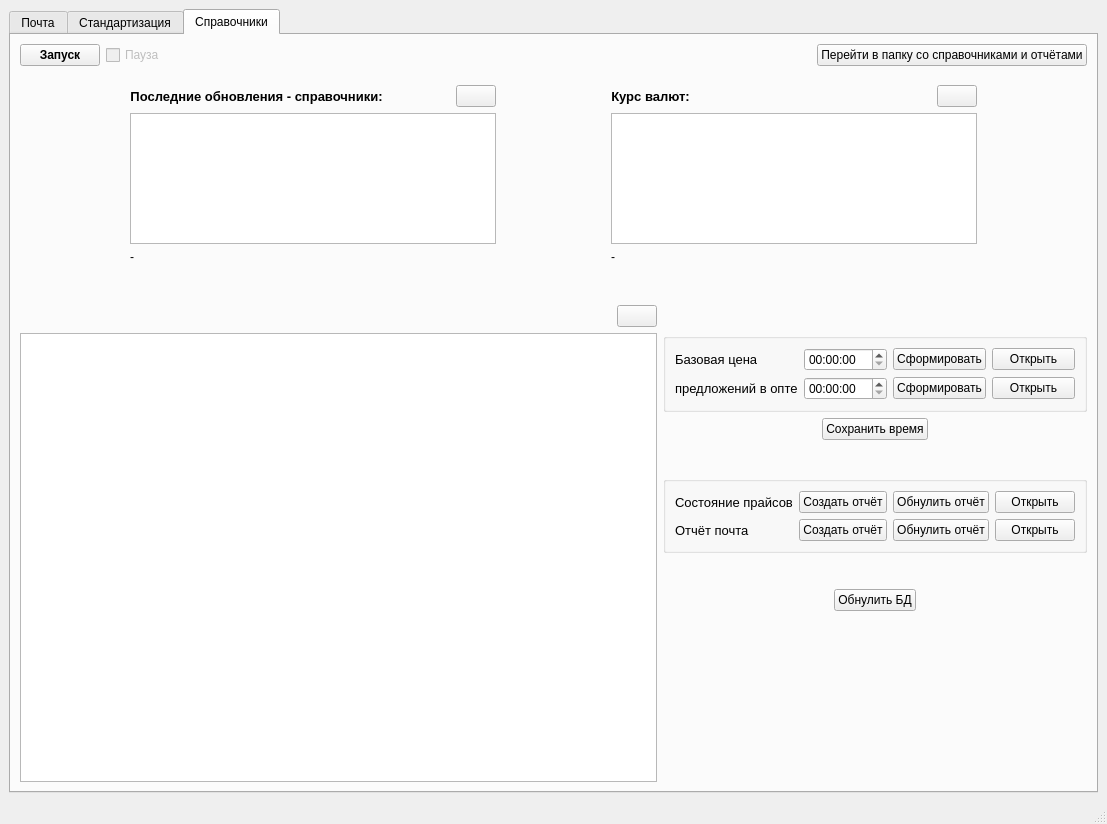
Qt form price_processing_2.ui (tmptr1/price_processing) before a commit.
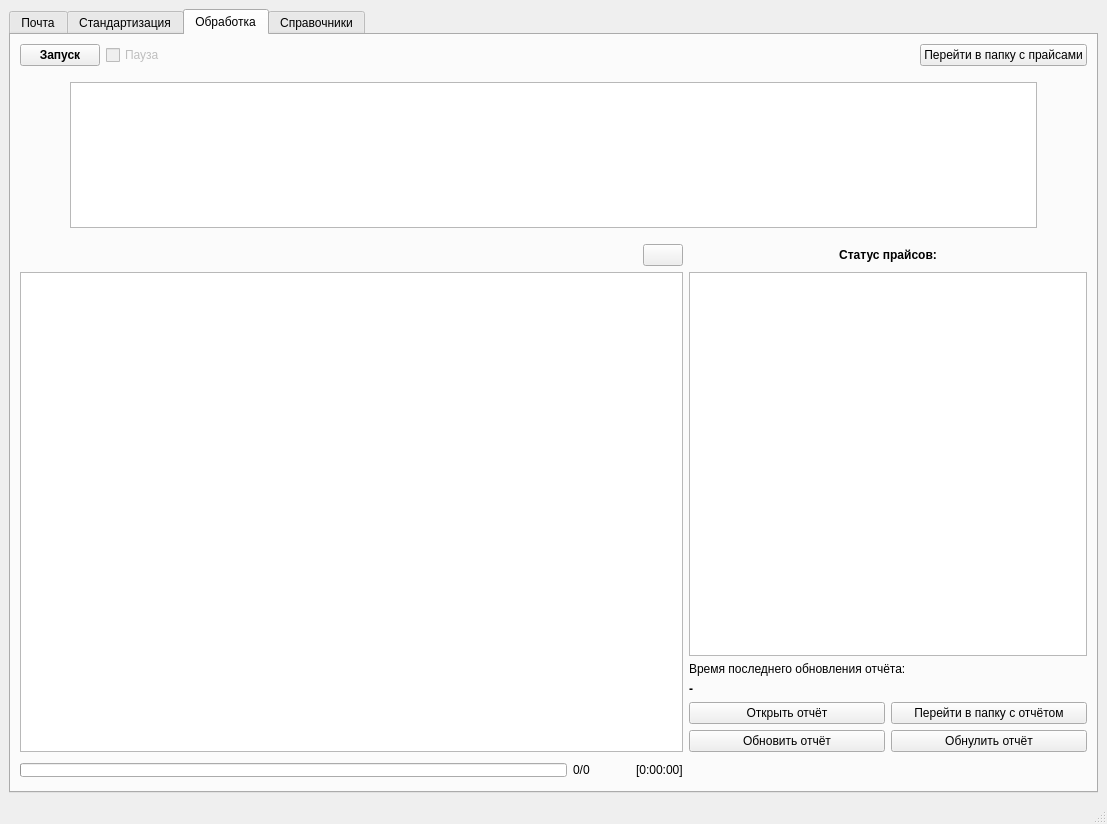
The same form after that commit. The open tabs and pages were chosen to show the change. Icons and pictures are not drawn.

Commit message: new calculate module, catalogs create methods, total csv create

Diff of the .ui file:
```diff
--- a/price_processing_2.ui
+++ b/price_processing_2.ui
@@ -683,13 +683,374 @@
         </item>
        </layout>
       </widget>
+      <widget class="QWidget" name="tab_4">
+       <attribute name="title">
+        <string>Обработка</string>
+       </attribute>
+       <layout class="QGridLayout" name="gridLayout_12">
+        <item row="0" column="0">
+         <layout class="QVBoxLayout" name="verticalLayout_5" stretch="5,1,15,1,55">
+          <item>
+           <layout class="QHBoxLayout" name="horizontalLayout_17">
+            <item>
+             <widget class="QPushButton" name="StartButton_3">
+              <property name="font">
+               <font>
+                <bold>true</bold>
+               </font>
+              </property>
+              <property name="styleSheet">
+               <string notr="true"/>
+              </property>
+              <property name="text">
+               <string>Запуск</string>
+              </property>
+              <property name="icon">
+               <iconset theme="QIcon::ThemeIcon::MediaPlaybackStart"/>
+              </property>
+             </widget>
+            </item>
+            <item>
+             <widget class="QCheckBox" name="PauseCheckBox_3">
+              <property name="enabled">
+               <bool>false</bool>
+              </property>
+              <property name="text">
+               <string>Пауза</string>
+              </property>
+             </widget>
+            </item>
+            <item>
+             <spacer name="horizontalSpacer_25">
+              <property name="orientation">
+               <enum>Qt::Orientation::Horizontal</enum>
+              </property>
+              <property name="sizeHint" stdset="0">
+               <size>
+                <width>40</width>
+                <height>20</height>
+               </size>
+              </property>
+             </spacer>
+            </item>
+            <item>
+             <widget class="QPushButton" name="ToFilesDirButton_3">
+              <property name="text">
+               <string>Перейти в папку с прайсами</string>
+              </property>
+              <property name="icon">
+               <iconset theme="QIcon::ThemeIcon::FolderOpen"/>
+              </property>
+              <property name="iconSize">
+               <size>
+                <width>15</width>
+                <height>15</height>
+               </size>
+              </property>
+             </widget>
+            </item>
+           </layout>
+          </item>
+          <item>
+           <spacer name="verticalSpacer_8">
+            <property name="orientation">
+             <enum>Qt::Orientation::Vertical</enum>
+            </property>
+            <property name="sizeHint" stdset="0">
+             <size>
+              <width>20</width>
+              <height>18</height>
+             </size>
+            </property>
+           </spacer>
+          </item>
+          <item>
+           <layout class="QHBoxLayout" name="horizontalLayout_18" stretch="0,0,0">
+            <item>
+             <spacer name="horizontalSpacer_26">
+              <property name="orientation">
+               <enum>Qt::Orientation::Horizontal</enum>
+              </property>
+              <property name="sizeType">
+               <enum>QSizePolicy::Policy::Minimum</enum>
+              </property>
+              <property name="sizeHint" stdset="0">
+               <size>
+                <width>50</width>
+                <height>20</height>
+               </size>
+              </property>
+             </spacer>
+            </item>
+            <item>
+             <widget class="QTableView" name="PriceStatusTableView_3">
+              <property name="styleSheet">
+               <string notr="true"/>
+              </property>
+              <property name="inputMethodHints">
+               <set>Qt::InputMethodHint::ImhNone</set>
+              </property>
+             </widget>
+            </item>
+            <item>
+             <spacer name="horizontalSpacer_27">
+              <property name="orientation">
+               <enum>Qt::Orientation::Horizontal</enum>
+              </property>
+              <property name="sizeType">
+               <enum>QSizePolicy::Policy::Minimum</enum>
+              </property>
+              <property name="sizeHint" stdset="0">
+               <size>
+                <width>50</width>
+                <height>20</height>
+               </size>
+              </property>
+             </spacer>
+            </item>
+           </layout>
+          </item>
+          <item>
+           <spacer name="verticalSpacer_9">
+            <property name="orientation">
+             <enum>Qt::Orientation::Vertical</enum>
+            </property>
+            <property name="sizeHint" stdset="0">
+             <size>
+              <width>20</width>
+              <height>13</height>
+             </size>
+            </property>
+           </spacer>
+          </item>
+          <item>
+           <layout class="QGridLayout" name="gridLayout_11" rowstretch="3,60,3" columnstretch="5,3">
+            <item row="0" column="0">
+             <layout class="QHBoxLayout" name="horizontalLayout_19">
+              <item>
+               <spacer name="horizontalSpacer_28">
+                <property name="orientation">
+                 <enum>Qt::Orientation::Horizontal</enum>
+                </property>
+                <property name="sizeHint" stdset="0">
+                 <size>
+                  <width>40</width>
+                  <height>20</height>
+                 </size>
+                </property>
+               </spacer>
+              </item>
+              <item>
+               <widget class="QPushButton" name="LogButton_3">
+                <property name="text">
+                 <string/>
+                </property>
+                <property name="icon">
+                 <iconset theme="QIcon::ThemeIcon::FormatJustifyLeft"/>
+                </property>
+               </widget>
+              </item>
+             </layout>
+            </item>
+            <item row="0" column="1">
+             <widget class="QLabel" name="NotMatchedLabel_3">
+              <property name="font">
+               <font>
+                <bold>true</bold>
+               </font>
+              </property>
+              <property name="text">
+               <string>Статус прайсов:</string>
+              </property>
+              <property name="alignment">
+               <set>Qt::AlignmentFlag::AlignCenter</set>
+              </property>
+             </widget>
+            </item>
+            <item row="1" column="0">
+             <widget class="QTextBrowser" name="ConsoleTextBrowser_3">
+              <property name="sizeAdjustPolicy">
+               <enum>QAbstractScrollArea::SizeAdjustPolicy::AdjustToContents</enum>
+              </property>
+             </widget>
+            </item>
+            <item row="1" column="1">
+             <layout class="QVBoxLayout" name="verticalLayout_6">
+              <item>
+               <widget class="QTableView" name="NotMatchedTableView_3"/>
+              </item>
+              <item>
+               <widget class="QLabel" name="Label_3">
+                <property name="text">
+                 <string>Время последнего обновления отчёта:</string>
+                </property>
+               </widget>
+              </item>
+              <item>
+               <widget class="QLabel" name="TimeOfLastReportUpdatelabel_3">
+                <property name="font">
+                 <font>
+                  <bold>true</bold>
+                 </font>
+                </property>
+                <property name="text">
+                 <string>-</string>
+                </property>
+               </widget>
+              </item>
+              <item>
+               <layout class="QHBoxLayout" name="horizontalLayout_20">
+                <item>
+                 <widget class="QPushButton" name="OpenReportButton_3">
+                  <property name="text">
+                   <string>Открыть отчёт</string>
+                  </property>
+                  <property name="icon">
+                   <iconset theme="QIcon::ThemeIcon::DocumentPageSetup"/>
+                  </property>
+                 </widget>
+                </item>
+                <item>
+                 <widget class="QPushButton" name="ToReportDirButton_3">
+                  <property name="text">
+                   <string>Перейти в папку с отчётом</string>
+                  </property>
+                  <property name="icon">
+                   <iconset theme="QIcon::ThemeIcon::FolderOpen"/>
+                  </property>
+                  <property name="iconSize">
+                   <size>
+                    <width>18</width>
+                    <height>15</height>
+                   </size>
+                  </property>
+                 </widget>
+                </item>
+               </layout>
+              </item>
+              <item>
+               <layout class="QHBoxLayout" name="horizontalLayout_21">
+                <item>
+                 <widget class="QPushButton" name="UpdateReportButton_3">
+                  <property name="text">
+                   <string>Обновить отчёт</string>
+                  </property>
+                  <property name="icon">
+                   <iconset theme="QIcon::ThemeIcon::SystemReboot"/>
+                  </property>
+                  <property name="iconSize">
+                   <size>
+                    <width>13</width>
+                    <height>13</height>
+                   </size>
+                  </property>
+                 </widget>
+                </item>
+                <item>
+                 <widget class="QPushButton" name="ResetPriceReportButton_3">
+                  <property name="text">
+                   <string>Обнулить отчёт</string>
+                  </property>
+                  <property name="icon">
+                   <iconset theme="QIcon::ThemeIcon::EditDelete"/>
+                  </property>
+                  <property name="iconSize">
+                   <size>
+                    <width>15</width>
+                    <height>15</height>
+                   </size>
+                  </property>
+                 </widget>
+                </item>
+               </layout>
+              </item>
+             </layout>
+            </item>
+            <item row="2" column="0">
+             <layout class="QHBoxLayout" name="horizontalLayout_22">
+              <item>
+               <widget class="QProgressBar" name="progressBar_3">
+                <property name="maximumSize">
+                 <size>
+                  <width>16777215</width>
+                  <height>14</height>
+                 </size>
+                </property>
+                <property name="styleSheet">
+                 <string notr="true"/>
+                </property>
+                <property name="value">
+                 <number>0</number>
+                </property>
+                <property name="textVisible">
+                 <bool>false</bool>
+                </property>
+                <property name="format">
+                 <string>%p%</string>
+                </property>
+               </widget>
+              </item>
+              <item>
+               <widget class="QLabel" name="ProgressLabel_3">
+                <property name="text">
+                 <string>0/0</string>
+                </property>
+               </widget>
+              </item>
+              <item>
+               <spacer name="horizontalSpacer_29">
+                <property name="orientation">
+                 <enum>Qt::Orientation::Horizontal</enum>
+                </property>
+                <property name="sizeType">
+                 <enum>QSizePolicy::Policy::Minimum</enum>
+                </property>
+                <property name="sizeHint" stdset="0">
+                 <size>
+                  <width>40</width>
+                  <height>20</height>
+                 </size>
+                </property>
+               </spacer>
+              </item>
+              <item>
+               <widget class="QLabel" name="TotalTimeLabel_3">
+                <property name="frameShape">
+                 <enum>QFrame::Shape::NoFrame</enum>
+                </property>
+                <property name="text">
+                 <string>[0:00:00]</string>
+                </property>
+               </widget>
+              </item>
+             </layout>
+            </item>
+            <item row="2" column="1">
+             <spacer name="horizontalSpacer_30">
+              <property name="orientation">
+               <enum>Qt::Orientation::Horizontal</enum>
+              </property>
+              <property name="sizeHint" stdset="0">
+               <size>
+                <width>40</width>
+                <height>20</height>
+               </size>
+              </property>
+             </spacer>
+            </item>
+           </layout>
+          </item>
+         </layout>
+        </item>
+       </layout>
+      </widget>
       <widget class="QWidget" name="tab_3">
        <attribute name="title">
         <string>Справочники</string>
        </attribute>
        <layout class="QGridLayout" name="gridLayout_10">
         <item row="0" column="0">
-         <layout class="QVBoxLayout" name="verticalLayout_4" stretch="3,1,15,3,40">
+         <layout class="QVBoxLayout" name="verticalLayout_4" stretch="3,1,20,1,40">
           <item>
            <layout class="QHBoxLayout" name="horizontalLayout_11">
             <item>
@@ -942,7 +1303,7 @@
            </spacer>
           </item>
           <item>
-           <layout class="QGridLayout" name="gridLayout_9" columnstretch="8,3">
+           <layout class="QGridLayout" name="gridLayout_9" rowstretch="0,0" columnstretch="7,3">
             <item row="0" column="0">
              <layout class="QHBoxLayout" name="horizontalLayout_12">
               <item>
@@ -1190,6 +1551,74 @@
                 </layout>
                </widget>
               </item>
+              <item>
+               <spacer name="verticalSpacer_10">
+                <property name="orientation">
+                 <enum>Qt::Orientation::Vertical</enum>
+                </property>
+                <property name="sizeType">
+                 <enum>QSizePolicy::Policy::Minimum</enum>
+                </property>
+                <property name="sizeHint" stdset="0">
+                 <size>
+                  <width>20</width>
+                  <height>30</height>
+                 </size>
+                </property>
+               </spacer>
+              </item>
+              <item>
+               <layout class="QHBoxLayout" name="horizontalLayout_23">
+                <item>
+                 <spacer name="horizontalSpacer_24">
+                  <property name="orientation">
+                   <enum>Qt::Orientation::Horizontal</enum>
+                  </property>
+                  <property name="sizeHint" stdset="0">
+                   <size>
+                    <width>40</width>
+                    <height>20</height>
+                   </size>
+                  </property>
+                 </spacer>
+                </item>
+                <item>
+                 <widget class="QPushButton" name="CreateTotalCsv_2">
+                  <property name="text">
+                   <string>Создать итоговый прайс</string>
+                  </property>
+                 </widget>
+                </item>
+                <item>
+                 <spacer name="horizontalSpacer_31">
+                  <property name="orientation">
+                   <enum>Qt::Orientation::Horizontal</enum>
+                  </property>
+                  <property name="sizeHint" stdset="0">
+                   <size>
+                    <width>40</width>
+                    <height>20</height>
+                   </size>
+                  </property>
+                 </spacer>
+                </item>
+               </layout>
+              </item>
+              <item>
+               <widget class="QLabel" name="TotalCountLabel_2">
+                <property name="font">
+                 <font>
+                  <bold>true</bold>
+                 </font>
+                </property>
+                <property name="text">
+                 <string>Всего позиций: -</string>
+                </property>
+                <property name="alignment">
+                 <set>Qt::AlignmentFlag::AlignCenter</set>
+                </property>
+               </widget>
+              </item>
               <item>
                <spacer name="verticalSpacer_7">
                 <property name="orientation">
```
Left out of the diff: 4 changed lines with no effect on the pictures. The commit also changes 11 other files.
